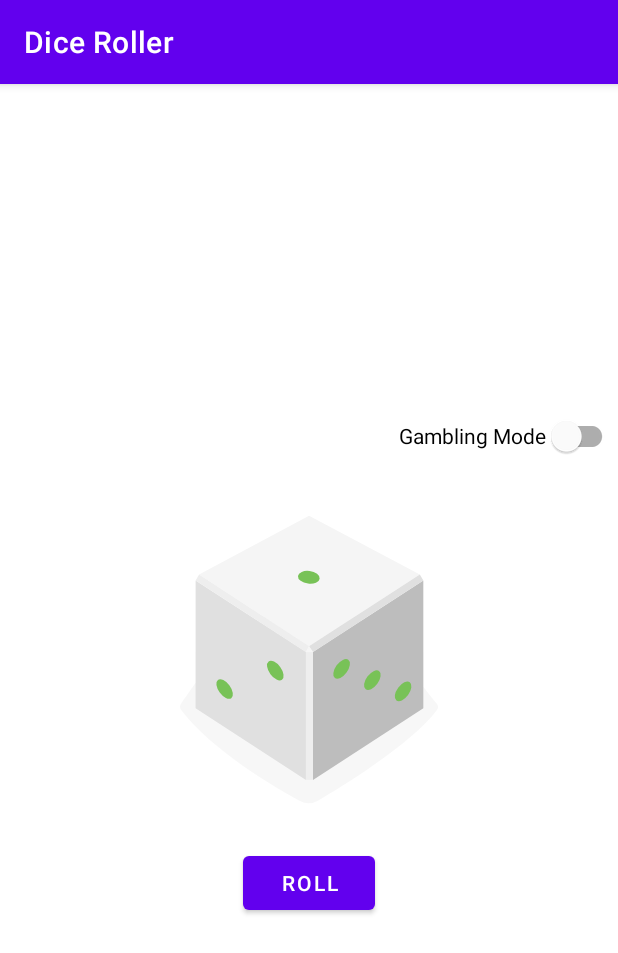
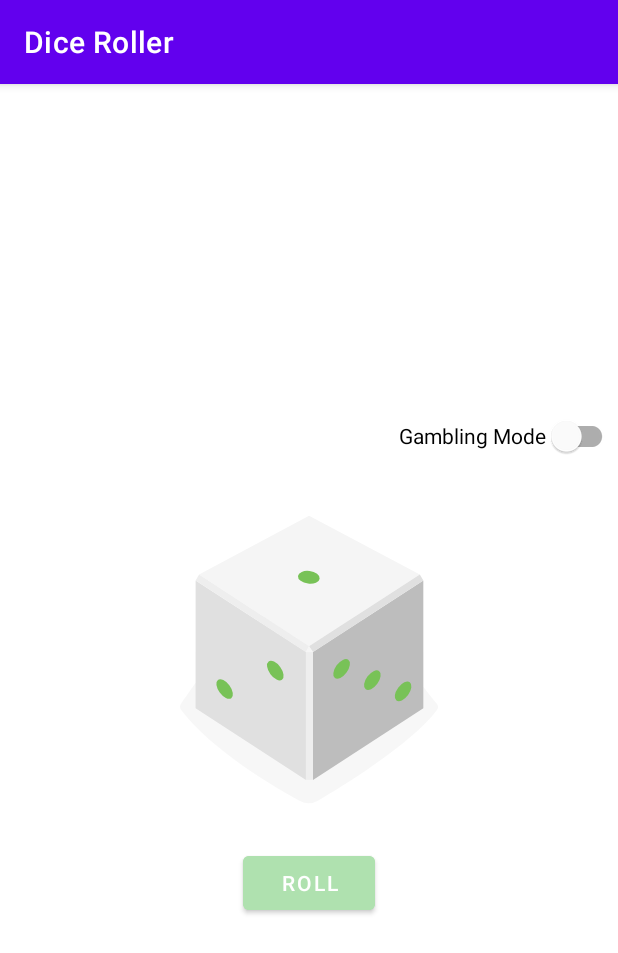
Before and after one commit to CagriOrcan/Dice-Roller-App, an Android app: the screen it shows after launch (MainActivity), on a phone screen of 412 x 824 dp. Shown: the top 953 px of the screen. Run offline under Robolectric (Android 15) with nearby library versions, the phone set to English and light mode, and no system bars.

Commit message:
button colour has changed

```diff
--- a/app/src/main/res/layout/activity_main.xml
+++ b/app/src/main/res/layout/activity_main.xml
@@ -43,6 +43,7 @@
         android:layout_width="wrap_content"
         android:layout_height="wrap_content"
         android:layout_gravity="center_horizontal"
-        android:text="@string/roll" />
+        android:text="@string/roll"
+        android:backgroundTint="#AFE1AF"/>
 
 </LinearLayout>
```
